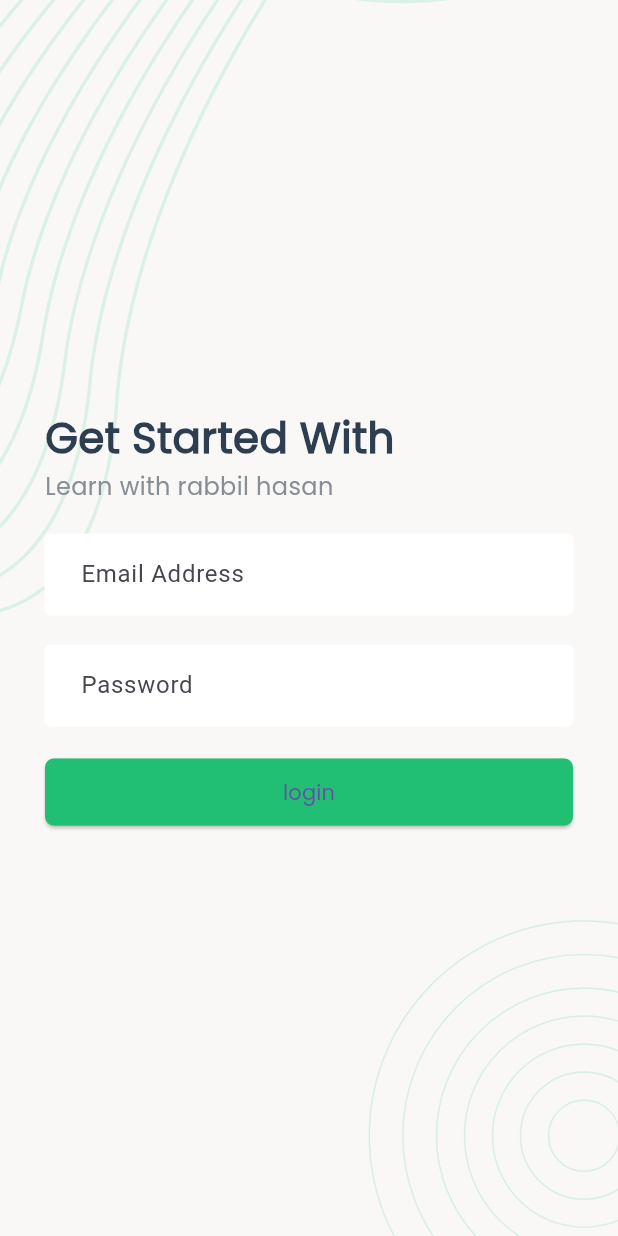
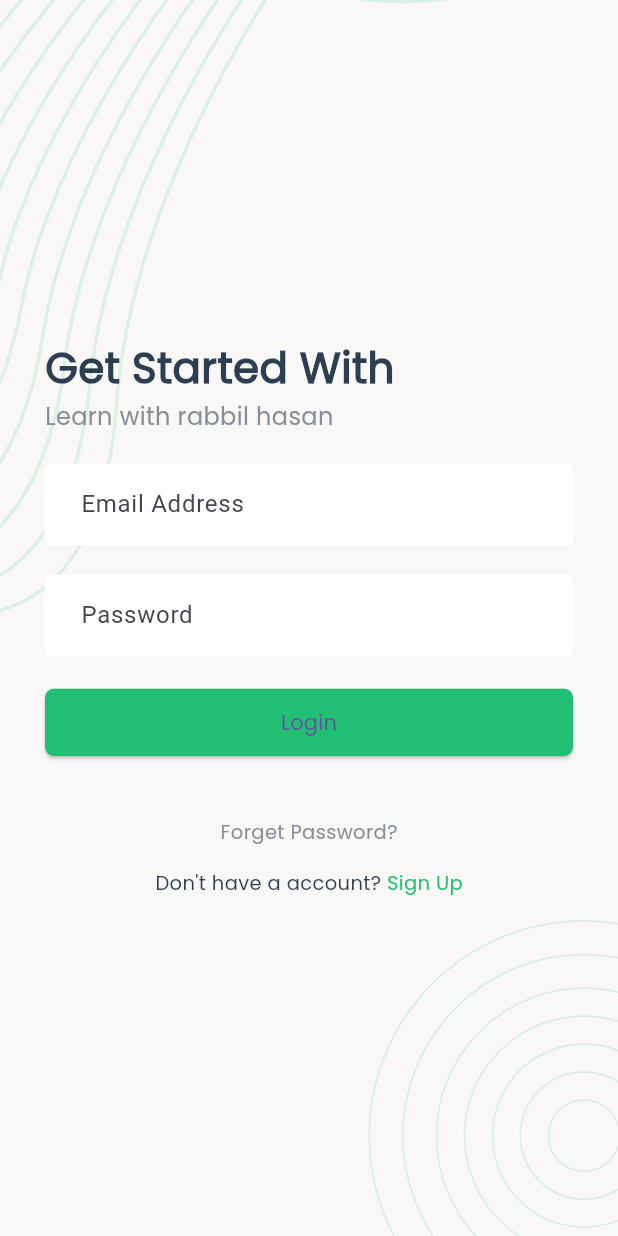
Before and after one commit to nihadcodes/taskmanager_app, a Flutter app: the loginScreen screen opened by its route, on a phone screen of 412 x 824 dp. Run offline on Flutter 3.47's test engine with Material 3 defaults, Android fonts, the phone set to English and light mode, and no system bars; our stand-ins replace flutter_svg, fluttertoast, pin_code_fields, shared_preferences; accounts and stored records are empty.

```diff
--- a/lib/main.dart
+++ b/lib/main.dart
@@ -12,7 +12,7 @@ import 'screen/onboarding/splashScreen.dart';
 main() async {
   WidgetsFlutterBinding.ensureInitialized();
   String? token = await ReadUserData('token');
-  if (token == null) {
+  if (token != null) {
     runApp(MyApp("/login"));
   }
 
--- a/lib/screen/onboarding/loginScreen.dart
+++ b/lib/screen/onboarding/loginScreen.dart
@@ -89,10 +89,43 @@ class _loginScreenState extends State<loginScreen> {
                     Container(
                       child: ElevatedButton(
                         style: AppButtonStyle(),
-                        child: SuccessButtonChild('login'),
+                        child: SuccessButtonChild('Login'),
                         onPressed: () {
                           FormOnSubmit();
                         },
+                      ),
+                    ),
+                    SizedBox(height: 20),
+
+
+                    Container(
+                      alignment: Alignment.center,
+                      child: Column(
+                        children: [
+                          SizedBox(height: 20),
+                          InkWell(
+                              onTap: (){
+                                Navigator.pushNamed(context, "/emailVerification");
+                              },
+                              child: Text('Forget Password?',style: Head7Text(colorLightGray),
+                              )
+                          ),
+
+                          SizedBox(height: 15),
+
+                          InkWell(
+                              onTap: (){
+                                Navigator.pushNamed(context, "/registration");
+                              },
+                              child: Row(
+                                mainAxisAlignment: MainAxisAlignment.center,
+                                children: [
+                                  Text("Don't have a account? ",style: Head7Text(colorDarkBlue)),
+                                  Text("Sign Up",style: Head7Text(colorGreen),)
+                                ],
+                              )
+                          )
+                        ],
                       ),
                     )
 
```
Also changed, not shown: lib/screen/onboarding/registrationScreen.dart (+106 -17 lines).
